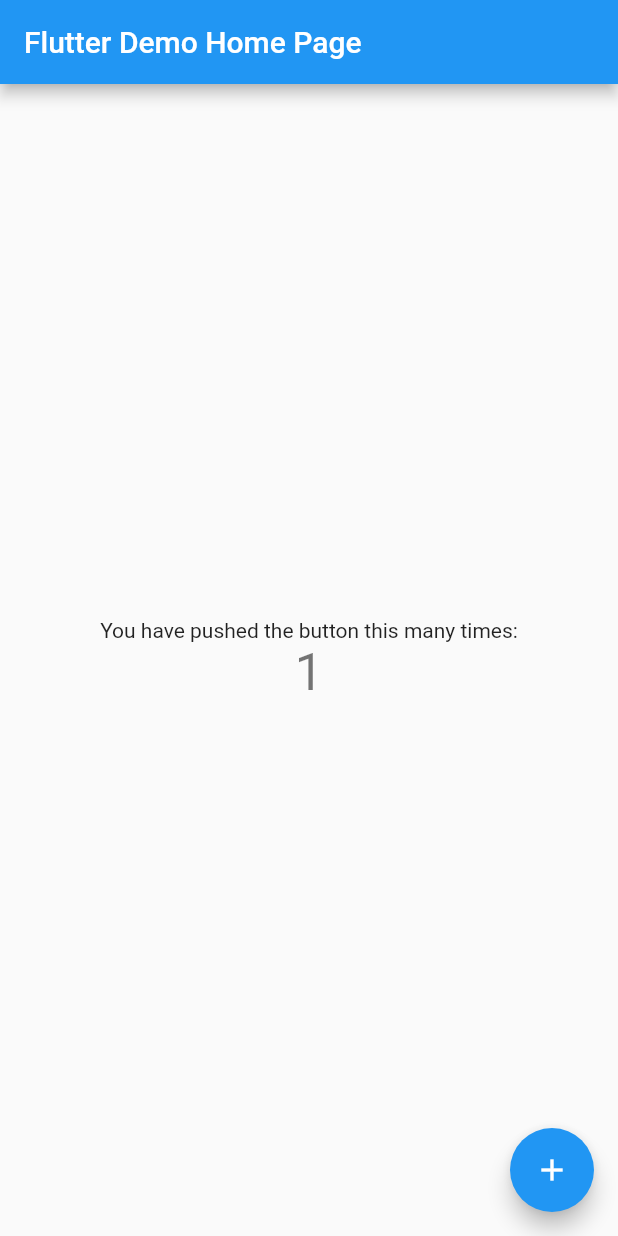
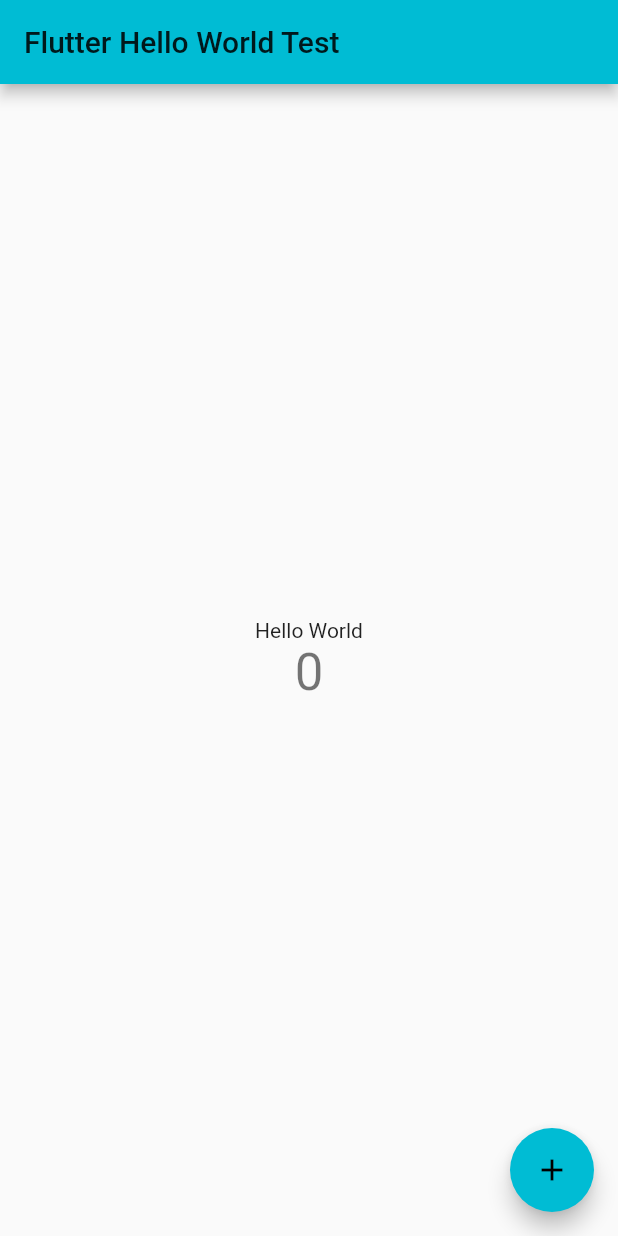
Before and after one commit to Sobiechh/TestMobiles, a Flutter app: the screen it shows after launch, after a tap on the "add" icon, on a phone screen of 412 x 824 dp. Run offline on Flutter 3.47's test engine with Material 2 defaults, Android fonts, the phone set to English and light mode, and no system bars.

Commit message:
hello world text

```diff
--- a/Flutter/hello_world/lib/main.dart
+++ b/Flutter/hello_world/lib/main.dart
@@ -1,46 +1,26 @@
 import 'package:flutter/material.dart';
+import 'dart:math';
 
 void main() {
   runApp(MyApp());
 }
 
 class MyApp extends StatelessWidget {
-  // This widget is the root of your application.
   @override
   Widget build(BuildContext context) {
     return MaterialApp(
-      title: 'Flutter Demo',
+      title: 'Flutter Hello World App',
       theme: ThemeData(
-        // This is the theme of your application.
-        //
-        // Try running your application with "flutter run". You'll see the
-        // application has a blue toolbar. Then, without quitting the app, try
-        // changing the primarySwatch below to Colors.green and then invoke
-        // "hot reload" (press "r" in the console where you ran "flutter run",
-        // or simply save your changes to "hot reload" in a Flutter IDE).
-        // Notice that the counter didn't reset back to zero; the application
-        // is not restarted.
-        primarySwatch: Colors.blue,
+        primarySwatch: Colors.cyan,
       ),
-      home: MyHomePage(title: 'Flutter Demo Home Page'),
+      home: MyHomePage(title: 'Flutter Hello World Test'),
     );
   }
 }
 
 class MyHomePage extends StatefulWidget {
   MyHomePage({Key key, this.title}) : super(key: key);
-
-  // This widget is the home page of your application. It is stateful, meaning
-  // that it has a State object (defined below) that contains fields that affect
-  // how it looks.
-
-  // This class is the configuration for the state. It holds the values (in this
-  // case the title) provided by the parent (in this case the App widget) and
-  // used by the build method of the State. Fields in a Widget subclass are
-  // always marked "final".
-
   final String title;
-
   @override
   _MyHomePageState createState() => _MyHomePageState();
 }
@@ -50,51 +30,23 @@
 
   void _incrementCounter() {
     setState(() {
-      // This call to setState tells the Flutter framework that something has
-      // changed in this State, which causes it to rerun the build method below
-      // so that the display can reflect the updated values. If we changed
-      // _counter without calling setState(), then the build method would not be
-      // called again, and so nothing would appear to happen.
-      _counter++;
+      // var rng = new Random();
+      _counter = new Random() as int;
     });
   }
 
   @override
   Widget build(BuildContext context) {
-    // This method is rerun every time setState is called, for instance as done
-    // by the _incrementCounter method above.
-    //
-    // The Flutter framework has been optimized to make rerunning build methods
-    // fast, so that you can just rebuild anything that needs updating rather
-    // than having to individually change instances of widgets.
     return Scaffold(
       appBar: AppBar(
-        // Here we take the value from the MyHomePage object that was created by
-        // the App.build method, and use it to set our appbar title.
         title: Text(widget.title),
       ),
       body: Center(
-        // Center is a layout widget. It takes a single child and positions it
-        // in the middle of the parent.
         child: Column(
-          // Column is also a layout widget. It takes a list of children and
-          // arranges them vertically. By default, it sizes itself to fit its
-          // children horizontally, and tries to be as tall as its parent.
-          //
-          // Invoke "debug painting" (press "p" in the console, choose the
-          // "Toggle Debug Paint" action from the Flutter Inspector in Android
-          // Studio, or the "Toggle Debug Paint" command in Visual Studio Code)
-          // to see the wireframe for each widget.
-          //
-          // Column has various properties to control how it sizes itself and
-          // how it positions its children. Here we use mainAxisAlignment to
-          // center the children vertically; the main axis here is the vertical
-          // axis because Columns are vertical (the cross axis would be
-          // horizontal).
           mainAxisAlignment: MainAxisAlignment.center,
           children: <Widget>[
             Text(
-              'You have pushed the button this many times:',
+              'Hello World',
             ),
             Text(
               '$_counter',
@@ -107,7 +59,7 @@
         onPressed: _incrementCounter,
         tooltip: 'Increment',
         child: Icon(Icons.add),
-      ), // This trailing comma makes auto-formatting nicer for build methods.
+      ),
     );
   }
 }
```
